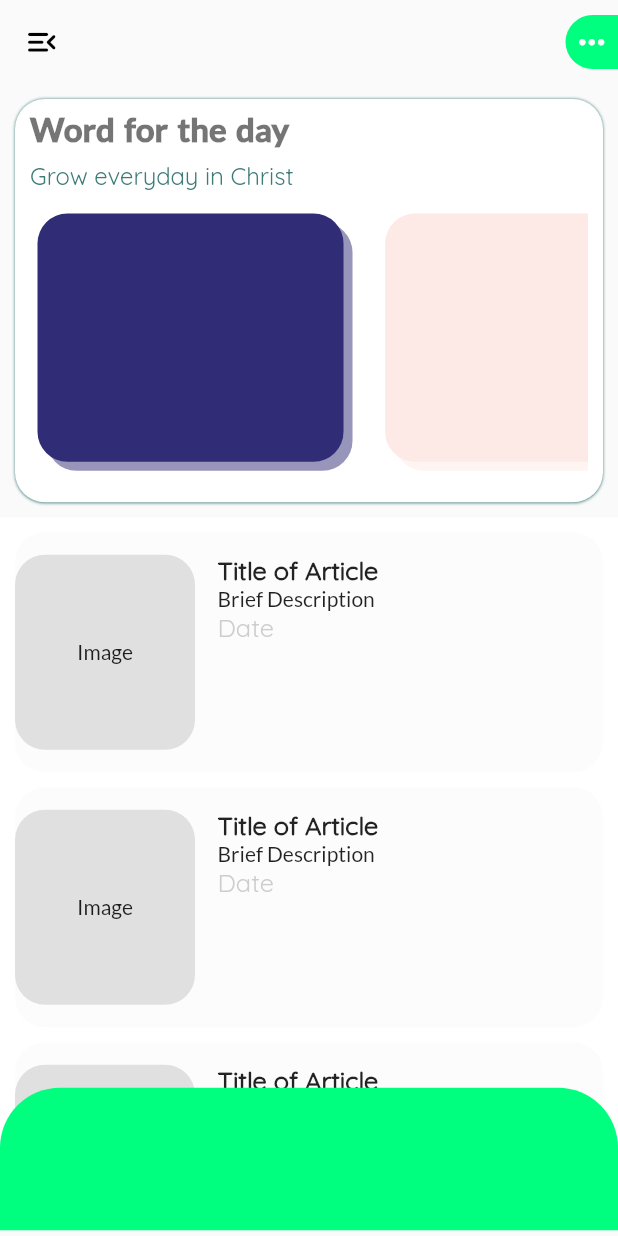
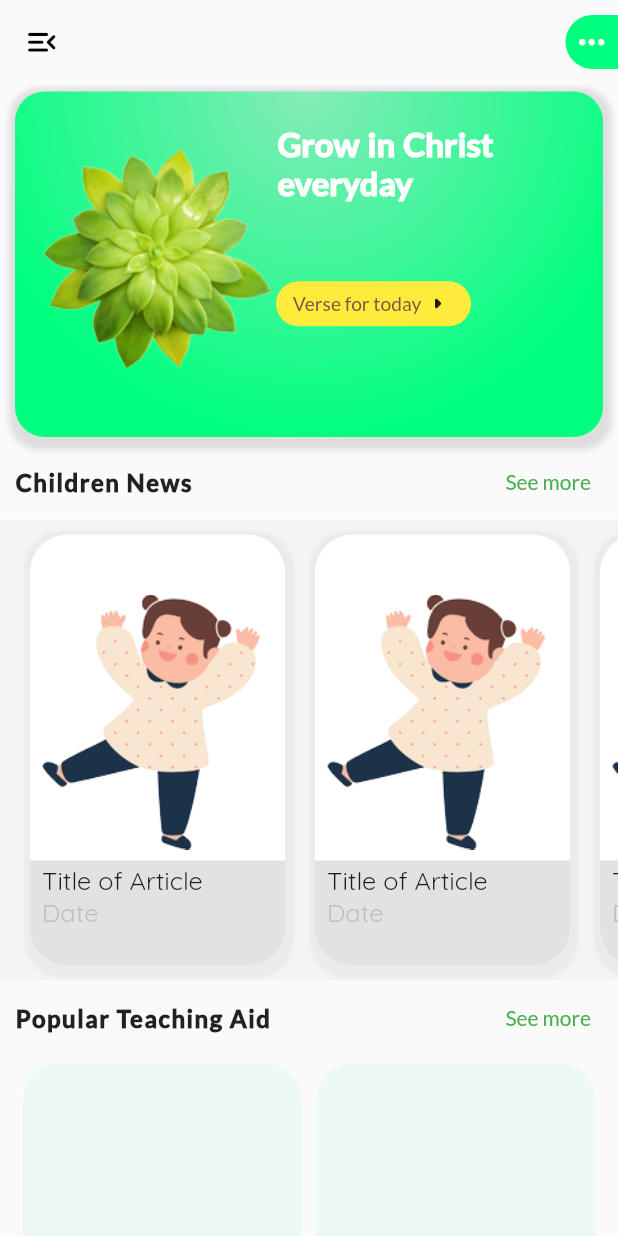
Before and after one commit to Ikechukwu-etoniru/children_acm_app, a Flutter app: the screen it shows after launch, on a phone screen of 412 x 824 dp. Run offline on Flutter 3.47's test engine with Material 2 defaults, Android fonts, the phone set to English and light mode, and no system bars; our stand-ins replace font_awesome_flutter.

```diff
--- a/lib/dashboard_components/screens/dashboard_screen.dart
+++ b/lib/dashboard_components/screens/dashboard_screen.dart
@@ -2,8 +2,10 @@ import 'package:flutter/material.dart';
 
 import '/widget/appbar_trailing_icon.dart';
 import '/screen/app_drawer.dart';
+import 'widgets/dashboard_bottombar.dart';
 import 'widgets/dashboard_topbar.dart';
 import 'widgets/dashboard_middlebar.dart';
+import '/teaching_aid%20components/screen/teaching_aid_screen.dart';
 
 class DashboardScreen extends StatelessWidget {
   DashboardScreen({Key? key}) : super(key: key);
@@ -35,11 +37,52 @@ class DashboardScreen extends StatelessWidget {
     return Scaffold(
       drawer: const AppDrawer(),
       appBar: myAppbar,
-      body: Column(
-        crossAxisAlignment: CrossAxisAlignment.stretch,
+      body: ListView(
         children: [
-          DashboardTopbar(deviceHeight * 0.35),
-          DashboardMiddlebar(deviceHeight * 0.619)
+          DashboardTopbar(deviceHeight * 0.30),
+          Container(
+            margin: const EdgeInsets.symmetric(horizontal: 10),
+            height: 50,
+            child: Row(
+              children: [
+                const Text(
+                  'Children News',
+                  style: TextStyle(
+                      fontSize: 16,
+                      fontWeight: FontWeight.w900,
+                      letterSpacing: 1),
+                ),
+                const Spacer(),
+                TextButton(onPressed: () {}, child: const Text('See more'))
+              ],
+            ),
+          ),
+          DashboardMiddlebar(deviceHeight * 0.4),
+          Container(
+            margin: const EdgeInsets.symmetric(horizontal: 10),
+            height: 50,
+            child: Row(
+              children: [
+                const Text(
+                  'Popular Teaching Aid',
+                  style: TextStyle(
+                      fontSize: 16,
+                      fontWeight: FontWeight.w900,
+                      letterSpacing: 1),
+                ),
+                const Spacer(),
+                TextButton(
+                  onPressed: () {
+                    Navigator.of(context)
+                        .pushReplacementNamed(TeachingAidScreen.routeName);
+                  },
+                  child: const Text('See more'),
+                )
+              ],
+            ),
+          ),
+          DashboardBottombar(deviceHeight * 0.6),
+          const SizedBox(height: 100,)
         ],
       ),
     );
--- a/lib/dashboard_components/screens/widgets/dashboard_bottombar.dart
+++ b/lib/dashboard_components/screens/widgets/dashboard_bottombar.dart
@@ -1,5 +1,6 @@
 import 'package:flutter/material.dart';
-import '../dashboard_screen.dart';
+
+import '/dashboard_components/screens/widgets/dashboard_teaching_aid_container.dart';
 
 class DashboardBottombar extends StatelessWidget {
   final double barHeight;
@@ -7,19 +8,25 @@ class DashboardBottombar extends StatelessWidget {
 
   @override
   Widget build(BuildContext context) {
-    final deviceWidth = MediaQuery.of(context).size.width;
     return Container(
       height: barHeight,
-      width: deviceWidth,
+      width: double.infinity,
       decoration: const BoxDecoration(
-        color: DashboardScreen.primaryColor,
+        color: Colors.transparent,
         borderRadius: BorderRadius.only(
           topLeft: Radius.circular(40),
           topRight: Radius.circular(40),
         ),
       ),
-      child: Column(
-        crossAxisAlignment: CrossAxisAlignment.start,
+      child: GridView.builder(
+        padding: const EdgeInsets.symmetric(horizontal: 15, vertical: 5),
+        itemCount: 5,
+        gridDelegate: const SliverGridDelegateWithFixedCrossAxisCount(
+            crossAxisCount: 2,
+            childAspectRatio: 2/2.3,
+            mainAxisSpacing: 10,
+            crossAxisSpacing: 10),
+        itemBuilder: (context, index) => const DashboardTeachingAidContainer(),
       ),
     );
   }
--- a/lib/dashboard_components/screens/widgets/dashboard_middlebar.dart
+++ b/lib/dashboard_components/screens/widgets/dashboard_middlebar.dart
@@ -1,6 +1,5 @@
 import 'package:flutter/material.dart';
 
-import 'dashboard_bottombar.dart';
 import 'news_container.dart';
 
 class DashboardMiddlebar extends StatelessWidget {
@@ -10,17 +9,15 @@ class DashboardMiddlebar extends StatelessWidget {
   final List<Object> newsList = [];
   @override
   Widget build(BuildContext context) {
-    return Stack(children: [
-      Container(
+    return Container(
       height: barHeight,
       width: double.infinity,
-        color: Colors.white,
+      color: Colors.grey.withOpacity(0.07),
       child: ListView.builder(
+          scrollDirection: Axis.horizontal,
           padding: const EdgeInsets.symmetric(horizontal: 10, vertical: 5),
           itemCount: newsList.isEmpty ? 4 : newsList.length,
           itemBuilder: (context, index) => const NewsContainer()),
-      ),
-      Positioned(bottom: 0, child: DashboardBottombar(barHeight * 0.2))
-    ]);
+    );
   }
 }
--- /dev/null
+++ b/lib/dashboard_components/screens/widgets/dashboard_teaching_aid_container.dart
@@ -0,0 +1,17 @@
+import 'package:flutter/material.dart';
+
+import '../dashboard_screen.dart';
+
+class DashboardTeachingAidContainer extends StatelessWidget {
+  const DashboardTeachingAidContainer({Key? key}) : super(key: key);
+
+  @override
+  Widget build(BuildContext context) {
+    return Container(
+      decoration: BoxDecoration(
+        color: DashboardScreen.primaryColor.withOpacity(0.05),
+        borderRadius: BorderRadius.circular(25)
+      ),
+    );
+  }
+}
--- a/lib/dashboard_components/screens/widgets/dashboard_topbar.dart
+++ b/lib/dashboard_components/screens/widgets/dashboard_topbar.dart
@@ -1,64 +1,88 @@
 import 'package:flutter/material.dart';
 
-import 'word_container.dart';
+import '/dashboard_components/screens/dashboard_screen.dart';
 
 class DashboardTopbar extends StatelessWidget {
   final double barHeight;
-  DashboardTopbar(this.barHeight, {Key? key}) : super(key: key);
-
-  final List<Color> _colorList = [
-    const Color(0xff312c76),
-    const Color(0xfffde9e5),
-    const Color(0xff9897ae)
-  ];
+  const DashboardTopbar(this.barHeight, {Key? key}) : super(key: key);
 
   @override
   Widget build(BuildContext context) {
     return Container(
       height: barHeight,
-      margin: const EdgeInsets.symmetric(horizontal: 10, vertical: 10),
+      width: double.infinity,
+      margin: const EdgeInsets.symmetric(horizontal: 10, vertical: 5),
       padding: const EdgeInsets.symmetric(horizontal: 10, vertical: 6.5),
       decoration: BoxDecoration(
         borderRadius: BorderRadius.circular(20),
-          color: Colors.white,
-          boxShadow: const [
-            BoxShadow(color: Color(0xff3c7b77), blurRadius: 1)
-          ]),
-      child: Column(
+        color: DashboardScreen.primaryColor,
+        boxShadow: [
+          BoxShadow(
+              color: Colors.grey.withOpacity(0.3),
+              blurRadius: 3,
+              spreadRadius: 5,
+              offset: const Offset(1, 3))
+        ],
+        gradient: RadialGradient(colors: [
+          DashboardScreen.primaryColor.withOpacity(0.4),
+          DashboardScreen.primaryColor.withOpacity(0.6),
+          DashboardScreen.primaryColor.withOpacity(0.8),
+          DashboardScreen.primaryColor
+        ], center: Alignment.topCenter, radius: 1),
+      ),
+      child: Row(children: [
+        SizedBox(
+          height: 160,
+          width: 160,
+          child: Image.asset(
+            'images/leaf_pic1.png',
+          ),
+        ),
+        Column(
           crossAxisAlignment: CrossAxisAlignment.start,
           children: [
-          SizedBox(
-            height: barHeight * 0.13,
+            const SizedBox(
+              height: 15,
+            ),
+            Container(
+              margin: const EdgeInsets.only(left: 5),
+              height: 65,
+              width: 155,
               child: const Text(
-              'Word for the day',
+                'Grow in Christ everyday',
                 style: TextStyle(
                     fontWeight: FontWeight.w900,
                     fontSize: 22,
-                  wordSpacing: 2,
-                  color: Colors.black54),
+                    wordSpacing: 1,
+                    color: Colors.white),
               ),
             ),
-          SizedBox(
-            height: barHeight * 0.1,
-            child: const Text(
-              'Grow everyday in Christ',
-              style: TextStyle(
-                fontFamily: 'Quicksand',
-                fontSize: 16,
-                color: Color(0xff3c7b77),
+            const SizedBox(
+              height: 40,
             ),
+            Container(
+              margin: const EdgeInsets.only(left: 4),
+              padding: const EdgeInsets.all(4),
+              height: 30,
+              width: 130,
+              decoration: BoxDecoration(
+                color: Colors.yellow,
+                borderRadius: BorderRadius.circular(40),
               ),
+              child: FittedBox(
+                  child: Row(
+                children: const [
+                  Text(
+                    'Verse for today',
+                    style: TextStyle(color: Colors.brown),
                   ),
-          Expanded(
-            child: ListView.builder(
-              scrollDirection: Axis.horizontal,
-              itemCount: 3,
-              itemBuilder: (context, index) =>
-                  WordContainer(barHeight * 0.66, _colorList[index]),
-            ),
+                  Icon(Icons.arrow_right_rounded)
+                ],
+              )),
             )
           ],
-      ),
+        )
+      ]),
     );
   }
 }
--- a/lib/dashboard_components/screens/widgets/news_container.dart
+++ b/lib/dashboard_components/screens/widgets/news_container.dart
@@ -2,44 +2,58 @@ import 'package:flutter/material.dart';
 
 class NewsContainer extends StatelessWidget {
   const NewsContainer({Key? key}) : super(key: key);
-//Color(0xff3c7b77)
+
   @override
   Widget build(BuildContext context) {
     return Container(
-      margin: const EdgeInsets.symmetric(vertical: 5),
-      height: 160,
+      margin: const EdgeInsets.symmetric(vertical: 5, horizontal: 10),
+      height: 250,
+      width: 170,
       decoration: BoxDecoration(
-        borderRadius: BorderRadius.circular(20),
-        color: Colors.grey.withOpacity(0.03),
-      ),
-      child: Row(
+          color: Colors.white,
+          borderRadius: BorderRadius.circular(25),
+          boxShadow: [
+            BoxShadow(
+                color: Colors.grey.withOpacity(0.1),
+                blurRadius: 1,
+                spreadRadius: 5,
+                offset: const Offset(1, 3))
+          ]),
+      child: Stack(
         children: [
-          Center(
-            child: Container(
-              height: 130,
-              width: 120,
-              decoration: BoxDecoration(
-                  borderRadius: BorderRadius.circular(20),
-                  color: Colors.grey.withOpacity(0.3)),
-              child: const Center(
-                child: Text('Image'),
+          Container(
+            height: 250,
+            width: 170,
+            decoration: BoxDecoration(borderRadius: BorderRadius.circular(20)),
+            child: Center(
+              child: Image.asset(
+                'images/happy_girl.png',
+                fit: BoxFit.contain,
               ),
             ),
           ),
-          Container(
-            padding: const EdgeInsets.only(top: 15, left: 15, right: 5, bottom: 5),
+          Positioned(
+            bottom: 0,
+            child: Container(
+              padding: const EdgeInsets.symmetric(vertical: 3, horizontal: 8),
+              decoration: BoxDecoration(
+                borderRadius: const BorderRadius.only(
+                    bottomLeft: Radius.circular(25),
+                    bottomRight: Radius.circular(25)),
+                color: Colors.grey.withOpacity(0.3),
+              ),
+              height: 70,
+              width: 170,
               child: Column(
                 crossAxisAlignment: CrossAxisAlignment.start,
                 children: [
                   const Text(
                     'Title of Article',
                     style: TextStyle(
-                    fontWeight: FontWeight.w800,
                       fontSize: 17,
                       fontFamily: 'Quicksand',
                     ),
                   ),
-                const Text('Brief Description'),
                   Text(
                     'Date',
                     style: TextStyle(
@@ -49,6 +63,7 @@ class NewsContainer extends StatelessWidget {
                   )
                 ],
               ),
+            ),
           )
         ],
       ),
--- a/lib/dashboard_components/screens/widgets/word_container.dart
+++ /dev/null
@@ -1,40 +0,0 @@
-import 'package:flutter/material.dart';
-
-class WordContainer extends StatelessWidget {
-  final double barHeight;
-  final Color color;
-  const WordContainer(this.barHeight, this.color, {Key? key}) : super(key: key);
-
-  @override
-  Widget build(BuildContext context) {
-    return Container(
-      margin: const EdgeInsets.symmetric(horizontal: 5, vertical: 8),
-      height: barHeight,
-      width: barHeight + (barHeight / 4),
-      child: Stack(
-        children: [
-          Positioned(
-            top: 6,
-            left: 6,
-            child: Container(
-              height: barHeight - (barHeight / 15),
-              width: barHeight + (barHeight / 4) - (barHeight / 10),
-              decoration: BoxDecoration(
-                color: color.withOpacity(0.5),
-                borderRadius: BorderRadius.circular(20),
-              ),
-            ),
-          ),
-          Container(
-            height: barHeight - (barHeight / 15),
-            width: barHeight + (barHeight / 4) - (barHeight / 10),
-            decoration: BoxDecoration(
-              color: color,
-              borderRadius: BorderRadius.circular(20),
-            ),
-          )
-        ],
-      ),
-    );
-  }
-}
--- a/lib/screen/app_drawer.dart
+++ b/lib/screen/app_drawer.dart
@@ -128,7 +128,10 @@ class AppDrawer extends StatelessWidget {
                   left: 20,
                   child: Text(
                     'Grade - Level 0',
-                    style: TextStyle(fontFamily: 'Quicksand', fontSize: 15),
+                    style: TextStyle(
+                        fontFamily: 'Quicksand',
+                        fontSize: 15,
+                        color: DashboardScreen.primaryColor),
                   ),
                 )
               ]),
--- a/lib/teaching_aid components/screen/teaching_aid_screen.dart
+++ b/lib/teaching_aid components/screen/teaching_aid_screen.dart
@@ -39,9 +39,8 @@ class TeachingAidScreen extends StatelessWidget {
       child: Hero(
         tag: id,
         child: Container(
-          margin: id.isOdd
-              ? const EdgeInsets.only(right: 10, left: 40, top: 10, bottom: 10)
-              : const EdgeInsets.only(right: 40, left: 10, top: 10, bottom: 10),
+          margin:
+              const EdgeInsets.only(right: 10, left: 10, top: 10, bottom: 10),
           height: 135,
           width: double.infinity,
           decoration: BoxDecoration(
--- a/pubspec.yaml
+++ b/pubspec.yaml
@@ -68,6 +68,7 @@ flutter:
     - images/object_lesson_icon.png
     - images/happy_girl.png
     - images/training_icon.png
+    - images/leaf_pic1.png
   #   - images/a_dot_ham.jpeg
 
   # An image asset can refer to one or more resolution-specific "variants", see
```
Also changed, not shown: lib/teaching_aid components/screen/songs_screen.dart (+64 -8 lines), lib/training components/screens/training_screen.dart (+29 -14 lines), images/leaf_pic1.png (added). Lines whose indentation alone changed are shown as unchanged.
